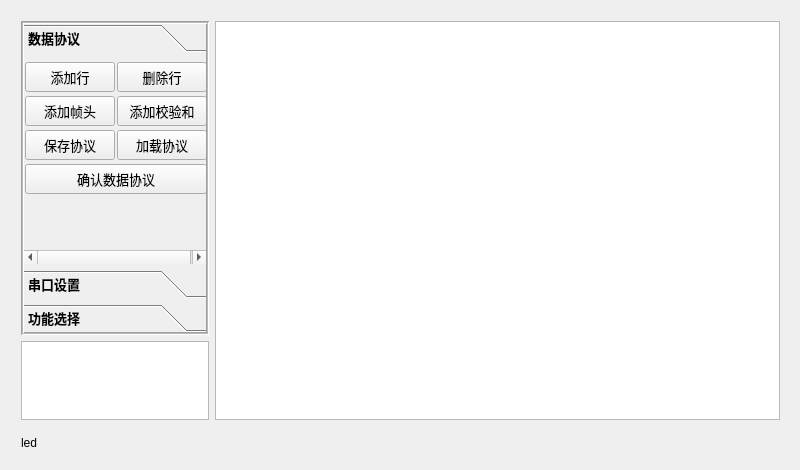
onionc/improved-bee, file mainwindow.ui: the form before one commit.
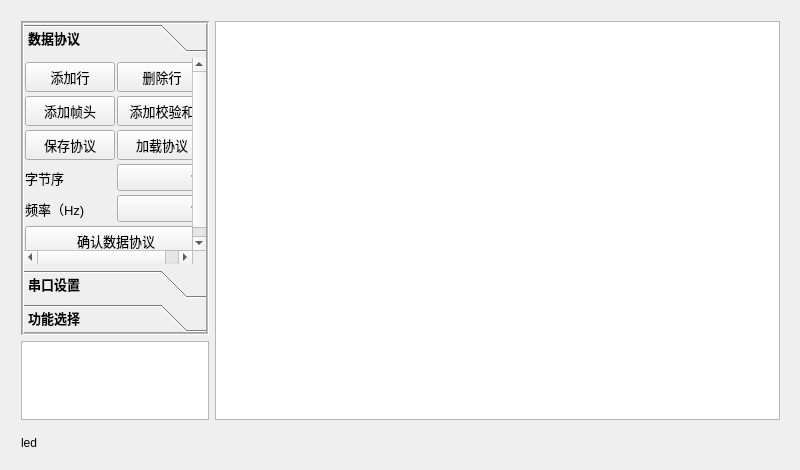
The form after the commit. The open tabs and pages were chosen to show the change. Icons and pictures are not drawn. Custom widgets are drawn as their Qt base class.

Commit message: feat: 大小端、频率配置，大小端解析

The edit to the form file:
```diff
--- a/mainwindow.ui
+++ b/mainwindow.ui
@@ -292,7 +292,7 @@
              </property>
             </widget>
            </item>
-           <item row="3" column="0" colspan="2">
+           <item row="5" column="0" colspan="2">
             <widget class="QPushButton" name="confirmFrameBtn">
              <property name="minimumSize">
               <size>
@@ -320,6 +320,97 @@
              </property>
             </widget>
            </item>
+           <item row="4" column="1">
+            <widget class="QComboBox" name="hz_comboBox">
+             <property name="sizePolicy">
+              <sizepolicy hsizetype="Minimum" vsizetype="Fixed">
+               <horstretch>0</horstretch>
+               <verstretch>0</verstretch>
+              </sizepolicy>
+             </property>
+             <property name="minimumSize">
+              <size>
+               <width>89</width>
+               <height>27</height>
+              </size>
+             </property>
+             <property name="maximumSize">
+              <size>
+               <width>89</width>
+               <height>27</height>
+              </size>
+             </property>
+             <property name="font">
+              <font>
+               <weight>50</weight>
+               <bold>false</bold>
+              </font>
+             </property>
+            </widget>
+           </item>
+           <item row="4" column="0">
+            <widget class="QLabel" name="label_6">
+             <property name="font">
+              <font>
+               <weight>50</weight>
+               <bold>false</bold>
+              </font>
+             </property>
+             <property name="text">
+              <string>频率（Hz)</string>
+             </property>
+             <property name="margin">
+              <number>5</number>
+             </property>
+            </widget>
+           </item>
+           <item row="3" column="1">
+            <widget class="QComboBox" name="endian_comboBox">
+             <property name="sizePolicy">
+              <sizepolicy hsizetype="Minimum" vsizetype="Fixed">
+               <horstretch>0</horstretch>
+               <verstretch>0</verstretch>
+              </sizepolicy>
+             </property>
+             <property name="minimumSize">
+              <size>
+               <width>89</width>
+               <height>27</height>
+              </size>
+             </property>
+             <property name="maximumSize">
+              <size>
+               <width>89</width>
+               <height>27</height>
+              </size>
+             </property>
+             <property name="font">
+              <font>
+               <weight>50</weight>
+               <bold>false</bold>
+              </font>
+             </property>
+            </widget>
+           </item>
+           <item row="3" column="0">
+            <widget class="QLabel" name="label_7">
+             <property name="font">
+              <font>
+               <weight>50</weight>
+               <bold>false</bold>
+              </font>
+             </property>
+             <property name="layoutDirection">
+              <enum>Qt::LeftToRight</enum>
+             </property>
+             <property name="text">
+              <string>字节序</string>
+             </property>
+             <property name="margin">
+              <number>5</number>
+             </property>
+            </widget>
+           </item>
           </layout>
          </widget>
          <widget class="QWidget" name="page_2">
```
Left out of the diff: 5 changed lines with no effect on the pictures. The commit also changes 6 other files.
